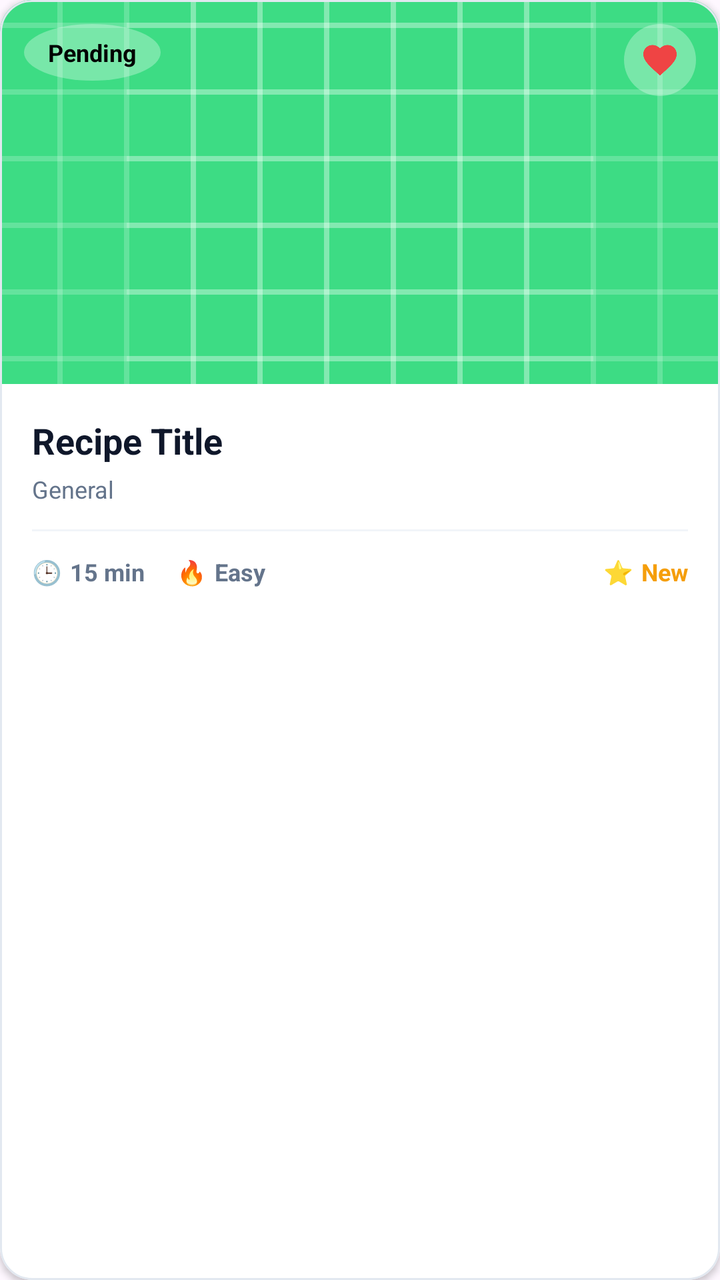
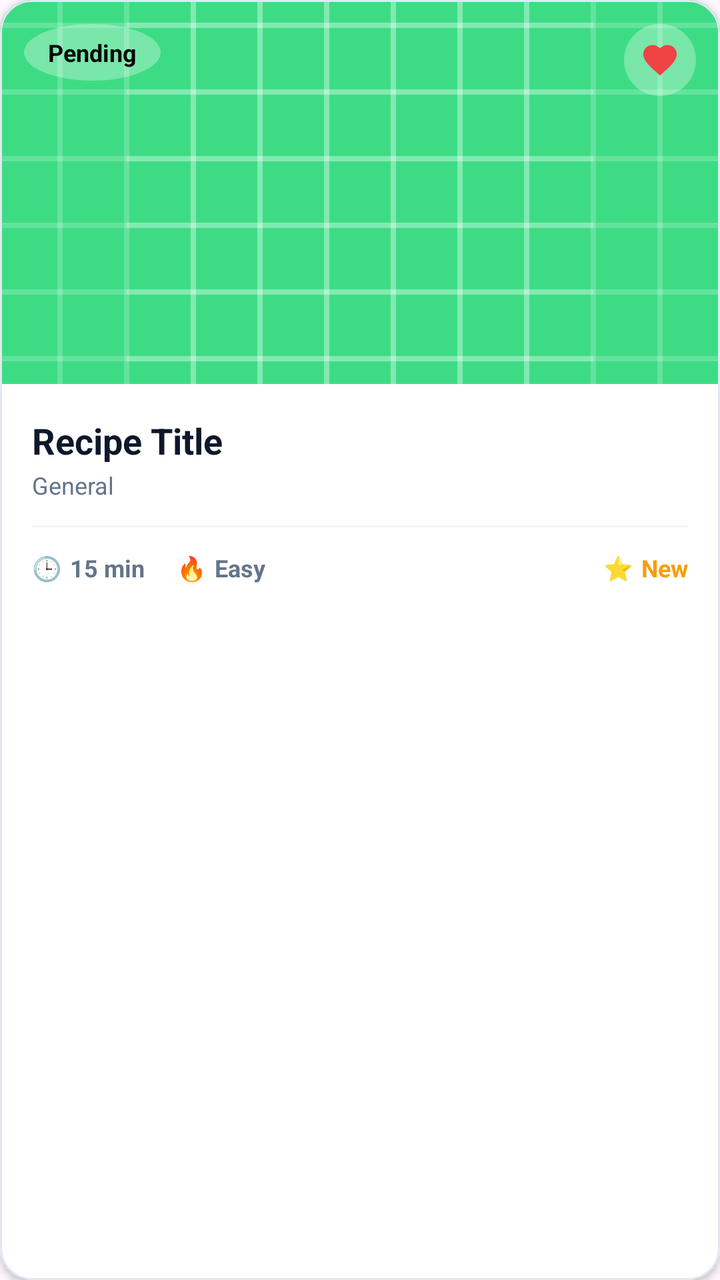

Before-and-after screenshots of an Android layout around one commit, followed by the original layout XML and the change that was made.
<!-- AndroidManifest.xml: application theme Theme.OfekRecipeApp -->
<!-- res/layout/item_recipe.xml -->
<?xml version="1.0" encoding="utf-8"?>
<com.google.android.material.card.MaterialCardView
    xmlns:android="http://schemas.android.com/apk/res/android"
    xmlns:app="http://schemas.android.com/apk/res-auto"
    android:layout_width="match_parent"
    android:layout_height="wrap_content"
    android:layout_marginBottom="16dp"
    app:cardCornerRadius="16dp"
    app:cardElevation="2dp"
    app:cardBackgroundColor="#FFFFFF"
    app:strokeColor="#E2E8F0"
    app:strokeWidth="1dp">

    <LinearLayout
        android:layout_width="match_parent"
        android:layout_height="wrap_content"
        android:orientation="vertical">

        <FrameLayout
            android:layout_width="match_parent"
            android:layout_height="192dp">

            <ImageView
                android:id="@+id/IvRecipeImage"
                android:layout_width="match_parent"
                android:layout_height="match_parent"
                android:scaleType="centerCrop"
                android:src="@drawable/ic_launcher_background" />

            <TextView
                android:id="@+id/TvStatus"
                android:layout_width="wrap_content"
                android:layout_height="wrap_content"
                android:text="Pending"
                android:textColor="#000000"
                android:textSize="12sp"
                android:textStyle="bold"
                android:background="@drawable/bg_circle_white_transparent"
                android:paddingHorizontal="12dp"
                android:paddingVertical="6dp"
                android:layout_gravity="top|start"
                android:layout_margin="12dp" />

            <FrameLayout
                android:id="@+id/FlFavoriteBtn"
                android:layout_width="36dp"
                android:layout_height="36dp"
                android:layout_gravity="top|end"
                android:layout_margin="12dp"
                android:background="@drawable/bg_circle_white_transparent">
                <ImageView
                    android:id="@+id/IvFavoriteIcon"
                    android:layout_width="20dp"
                    android:layout_height="20dp"
                    android:layout_gravity="center"
                    android:src="@drawable/ic_heart_red" />
            </FrameLayout>
        </FrameLayout>

        <LinearLayout
            android:layout_width="match_parent"
            android:layout_height="wrap_content"
            android:orientation="vertical"
            android:padding="16dp">

            <TextView
                android:id="@+id/TvRecipeTitle"
                android:layout_width="match_parent"
                android:layout_height="wrap_content"
                android:text="Recipe Title"
                android:textColor="#0F172A"
                android:textSize="18sp"
                android:textStyle="bold"
                android:maxLines="1"
                android:ellipsize="end"
                android:layout_marginBottom="4dp"/>

            <TextView
                android:id="@+id/TvCategoryTag"
                android:layout_width="wrap_content"
                android:layout_height="wrap_content"
                android:text="General"
                android:textColor="#64748B"
                android:textSize="12sp"
                android:layout_marginBottom="12dp"/>

            <View
                android:layout_width="match_parent"
                android:layout_height="1dp"
                android:background="#F1F5F9"
                android:layout_marginBottom="12dp"/>

            <LinearLayout
                android:layout_width="match_parent"
                android:layout_height="wrap_content"
                android:orientation="horizontal"
                android:gravity="center_vertical">

                <TextView
                    android:layout_width="wrap_content"
                    android:layout_height="wrap_content"
                    android:text="🕒"
                    android:textSize="12sp"
                    android:layout_marginEnd="4dp"/>

                <TextView
                    android:id="@+id/TvPrepTime"
                    android:layout_width="wrap_content"
                    android:layout_height="wrap_content"
                    android:text="15 min"
                    android:textColor="#64748B"
                    android:textSize="12sp"
                    android:textStyle="bold"
                    android:layout_marginEnd="16dp"/>

                <TextView
                    android:layout_width="wrap_content"
                    android:layout_height="wrap_content"
                    android:text="🔥"
                    android:textSize="12sp"
                    android:layout_marginEnd="4dp"/>

                <TextView
                    android:id="@+id/TvDifficulty"
                    android:layout_width="0dp"
                    android:layout_weight="1"
                    android:layout_height="wrap_content"
                    android:text="Easy"
                    android:textColor="#64748B"
                    android:textSize="12sp"
                    android:textStyle="bold"/>

                <TextView
                    android:layout_width="wrap_content"
                    android:layout_height="wrap_content"
                    android:text="⭐"
                    android:textSize="12sp"
                    android:layout_marginEnd="4dp"/>

                <TextView
                    android:id="@+id/TvItemRating"
                    android:layout_width="wrap_content"
                    android:layout_height="wrap_content"
                    android:text="New"
                    android:textColor="#F59E0B"
                    android:textSize="12sp"
                    android:textStyle="bold"/>
            </LinearLayout>
        </LinearLayout>
    </LinearLayout>
</com.google.android.material.card.MaterialCardView>
<!-- resources referenced by this layout -->
<resources>
  <!-- drawable bg_circle_white_transparent (drawable) -->
  <?xml version="1.0" encoding="utf-8"?>
  <shape xmlns:android="http://schemas.android.com/apk/res/android"
      android:shape="oval">
      <solid android:color="#4DFFFFFF" />
  </shape>
  <!-- drawable ic_heart_red (drawable) -->
  <?xml version="1.0" encoding="utf-8"?>
  <vector xmlns:android="http://schemas.android.com/apk/res/android"
      android:width="24dp"
      android:height="24dp"
      android:viewportWidth="24"
      android:viewportHeight="24"
      android:tint="#EF4444"> <path
      android:fillColor="@android:color/white"
      android:pathData="M12,21.35l-1.45,-1.32C5.4,15.36 2,12.28 2,8.5 2,5.42 4.42,3 7.5,3c1.74,0 3.41,0.81 4.5,2.09C13.09,3.81 14.76,3 16.5,3 19.58,3 22,5.42 22,8.5c0,3.78 -3.4,6.86 -8.55,11.54L12,21.35z"/>
  </vector>
  <!-- drawable ic_launcher_background: vector/xml drawable (drawable, 4866 chars, omitted) -->
  <style name="Theme.OfekRecipeApp" parent="Base.Theme.OfekRecipeApp" />
  <style name="Base.Theme.OfekRecipeApp" parent="Theme.Material3.DayNight.NoActionBar">
          <item name="colorPrimary">@color/purple_primary</item>
          <item name="colorPrimaryVariant">@color/purple_primary</item>
          <item name="colorOnPrimary">@color/white</item>
          <item name="android:statusBarColor">?attr/colorPrimaryVariant</item>
      </style>
  <color name="purple_primary">#9C47E0</color>
  <color name="white">#FFFFFFFF</color>
</resources>

<!-- the commit's change to res/layout/item_recipe.xml (unified diff, before → after) -->
@@ -73,7 +73,18 @@
                 android:textStyle="bold"
                 android:maxLines="1"
                 android:ellipsize="end"
-                android:layout_marginBottom="4dp"/>
+                android:layout_marginBottom="2dp"/>
+
+            <TextView
+                android:id="@+id/TvAuthorName"
+                android:layout_width="match_parent"
+                android:layout_height="wrap_content"
+                android:text="by Author"
+                android:textColor="#4CAEAA"
+                android:textSize="13sp"
+                android:textStyle="italic"
+                android:layout_marginBottom="8dp"
+                android:visibility="gone"/>
 
             <TextView
                 android:id="@+id/TvCategoryTag"
